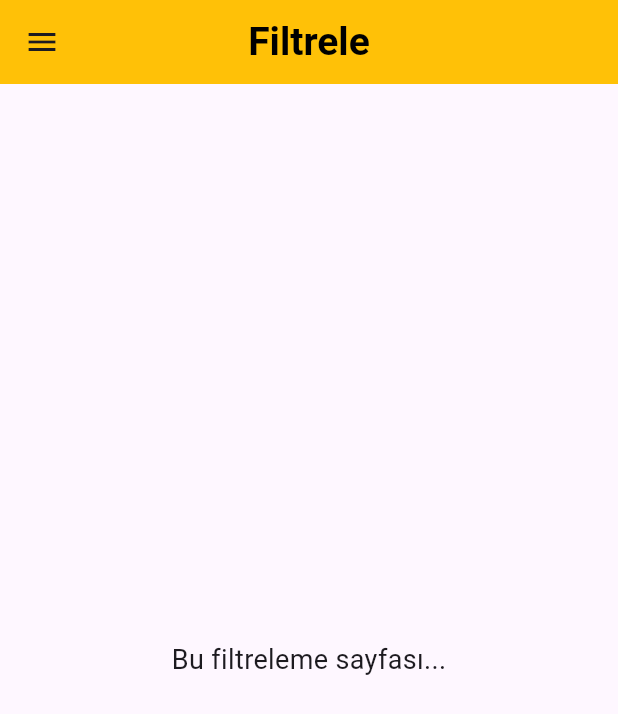
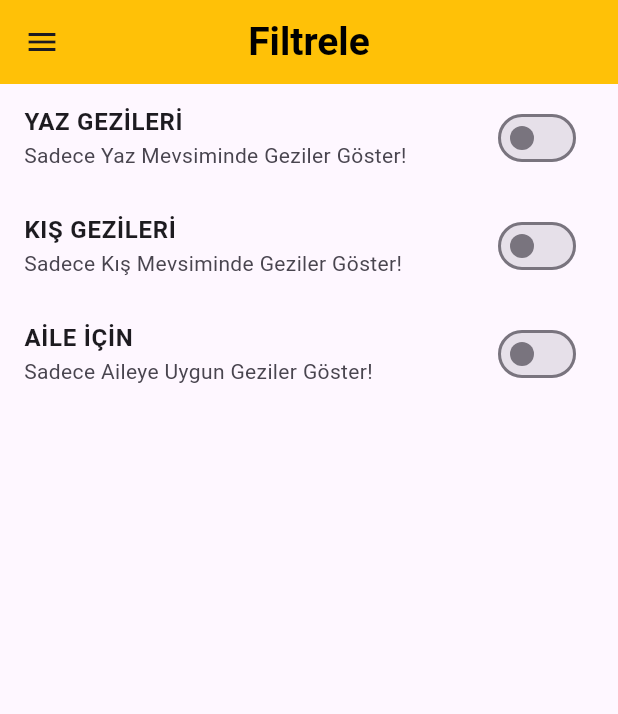
Before and after one commit to Hamzaaladaadgithab/tourism_project, a Flutter app: the FiltersScreen screen opened by its route, on a phone screen of 412 x 824 dp. Shown: the top 714 px of the screen. Run offline on Flutter 3.47's test engine with Material 3 defaults, Android fonts, the phone set to English and light mode, and no system bars; network calls fail; Roboto replaces fonts that are missing (ElMessiri).

Commit message:
6. Hafta: Filtreleme Sayfasının Tasarımı ➤ Kullanıcının filtreleme yapabileceği arayüzün oluşturulması. Sayfalar Arası Veri Geri Aktarımı. ➤ Filtre sayfasından ana sayfaya veri geri gönderme işlemi.  Filtreleme Butonlarının İşleyişi. ➤ Filtre seçeneklerinin işlevselliğinin kodlanması. Geziyi Favorilere Ekleme. ➤ Gezilerin favori listesine eklenmesi özelliği.

```diff
--- a/lib/screens/filters_screen.dart
+++ b/lib/screens/filters_screen.dart
@@ -1,17 +1,26 @@
 import 'package:flutter/material.dart';
 import '../widgets/app_drawer.dart';
 
-class FiltersScreen extends StatelessWidget {
+class FiltersScreen extends StatefulWidget {
   const FiltersScreen({super.key});
 
-  static const screenRoute = '/filters'; // Static route name
+  static const screenRoute = '/filters';
+
+  @override
+  State<FiltersScreen> createState() => _FiltersScreenState();
+}
+
+class _FiltersScreenState extends State<FiltersScreen> {
+  var _isInSommer = false;
+  var _isInWinter = false;
+  var _isForFamily = false;
 
   @override
   Widget build(BuildContext context) {
     return Scaffold(
       appBar: AppBar(
         backgroundColor: Colors.amber,
-        title: Text(
+        title: const Text(
           'Filtrele',
           style: TextStyle(
             color: Colors.black,
@@ -20,13 +29,61 @@ class FiltersScreen extends StatelessWidget {
             fontWeight: FontWeight.bold,
           ),
         ),
-        centerTitle: true, // Title'ı ortalar
+        centerTitle: true,
       ),
-      drawer: AppDrawer(),
-      body: const Center(
-        child: Text(
-          'Bu filtreleme sayfası...',
-          style: TextStyle(fontSize: 18),
+      drawer: const AppDrawer(),
+      body: Center(
+        child: Column(
+          children: [
+            Expanded(
+              child: ListView(
+                children: [
+                  SwitchListTile(
+                    title: const Text(
+                      'YAZ GEZİLERİ',
+                      style: TextStyle(fontWeight: FontWeight.bold),
+                    ),
+                    subtitle: const Text('Sadece Yaz Mevsiminde Geziler Göster!'),
+                    value: _isInSommer,
+                    activeColor: Colors.amber, // Buton açıkken rengi
+                    onChanged: (newValue) {
+                      setState(() {
+                        _isInSommer = newValue;
+                      });
+                    },
+                  ),
+                  SwitchListTile(
+                    title: const Text(
+                      'KIŞ GEZİLERİ',
+                      style: TextStyle(fontWeight: FontWeight.bold),
+                    ),
+                    subtitle: const Text('Sadece Kış Mevsiminde Geziler Göster!'),
+                    value: _isInWinter,
+                    activeColor: Colors.amber,
+                    onChanged: (newValue) {
+                      setState(() {
+                        _isInWinter = newValue;
+                      });
+                    },
+                  ),
+                  SwitchListTile(
+                    title: const Text(
+                      'AİLE İÇİN',
+                      style: TextStyle(fontWeight: FontWeight.bold),
+                    ),
+                    subtitle: const Text('Sadece Aileye Uygun Geziler Göster!'),
+                    value: _isForFamily,
+                    activeColor: Colors.amber,
+                    onChanged: (newValue) {
+                      setState(() {
+                        _isForFamily = newValue;
+                      });
+                    },
+                  ),
+                ],
+              ),
+            ),
+          ],
         ),
       ),
     );
--- a/lib/screens/trip_detail_screen.dart
+++ b/lib/screens/trip_detail_screen.dart
@@ -97,6 +97,12 @@ class TripDetailScreen extends StatelessWidget {
         ],
       ),
     ),
+    floatingActionButton: FloatingActionButton(
+      child: Icon(Icons.delete),
+      onPressed: () {
+         Navigator.of(context).pop(tripId);
+      },
+    ),
     );
 
   }
```
Also changed, not shown: lib/screens/category_trips_screen.dart (+43 -21 lines), lib/widgets/trip_item.dart (+9 -3 lines).
